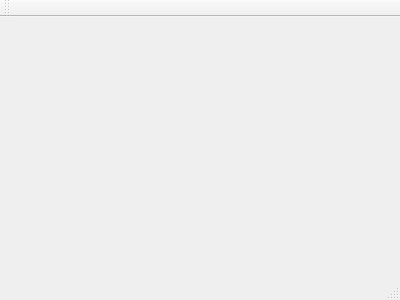
The window that mainwindow.ui (orange95/HW5) describes before a commit, drawn with Qt 5.
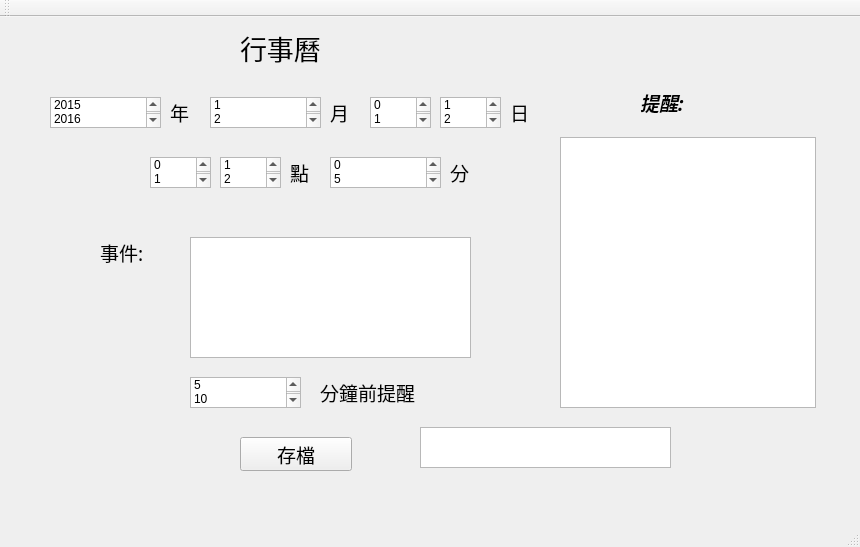
The same window after the commit.

Commit message: ui done, 存檔的顯示OK了

What changed in the file:
```diff
--- a/mainwindow.ui
+++ b/mainwindow.ui
@@ -1,24 +1,664 @@
 <ui version="4.0">
  <class>MainWindow</class>
- <widget class="QMainWindow" name="MainWindow" >
-  <property name="geometry" >
+ <widget class="QMainWindow" name="MainWindow">
+  <property name="geometry">
    <rect>
     <x>0</x>
     <y>0</y>
-    <width>400</width>
-    <height>300</height>
+    <width>860</width>
+    <height>547</height>
    </rect>
   </property>
   <property name="windowTitle" >
    <string>MainWindow</string>
   </property>
-  <widget class="QMenuBar" name="menuBar" />
-  <widget class="QToolBar" name="mainToolBar" />
-  <widget class="QWidget" name="centralWidget" />
-  <widget class="QStatusBar" name="statusBar" />
+  <widget class="QWidget" name="centralWidget">
+   <widget class="QLabel" name="label">
+    <property name="geometry">
+     <rect>
+      <x>170</x>
+      <y>80</y>
+      <width>31</width>
+      <height>31</height>
+     </rect>
+    </property>
+    <property name="font">
+     <font>
+      <family>標楷體</family>
+      <pointsize>14</pointsize>
+     </font>
+    </property>
+    <property name="text">
+     <string>年</string>
+    </property>
+   </widget>
+   <widget class="QListWidget" name="listWidget">
+    <property name="geometry">
+     <rect>
+      <x>50</x>
+      <y>80</y>
+      <width>111</width>
+      <height>31</height>
+     </rect>
+    </property>
+    <item>
+     <property name="text">
+      <string>2015</string>
+     </property>
+    </item>
+    <item>
+     <property name="text">
+      <string>2016</string>
+     </property>
+    </item>
+    <item>
+     <property name="text">
+      <string>2017</string>
+     </property>
+    </item>
+    <item>
+     <property name="text">
+      <string>2018</string>
+     </property>
+    </item>
+    <item>
+     <property name="text">
+      <string>2019</string>
+     </property>
+    </item>
+    <item>
+     <property name="text">
+      <string>2020</string>
+     </property>
+    </item>
+   </widget>
+   <widget class="QListWidget" name="listWidget_2">
+    <property name="geometry">
+     <rect>
+      <x>210</x>
+      <y>80</y>
+      <width>111</width>
+      <height>31</height>
+     </rect>
+    </property>
+    <item>
+     <property name="text">
+      <string>1</string>
+     </property>
+    </item>
+    <item>
+     <property name="text">
+      <string>2</string>
+     </property>
+    </item>
+    <item>
+     <property name="text">
+      <string>3</string>
+     </property>
+    </item>
+    <item>
+     <property name="text">
+      <string>4</string>
+     </property>
+    </item>
+    <item>
+     <property name="text">
+      <string>5</string>
+     </property>
+    </item>
+    <item>
+     <property name="text">
+      <string>6</string>
+     </property>
+    </item>
+    <item>
+     <property name="text">
+      <string>7</string>
+     </property>
+    </item>
+    <item>
+     <property name="text">
+      <string>8</string>
+     </property>
+    </item>
+    <item>
+     <property name="text">
+      <string>9</string>
+     </property>
+    </item>
+    <item>
+     <property name="text">
+      <string>10</string>
+     </property>
+    </item>
+    <item>
+     <property name="text">
+      <string>11</string>
+     </property>
+    </item>
+    <item>
+     <property name="text">
+      <string>12</string>
+     </property>
+    </item>
+   </widget>
+   <widget class="QListWidget" name="listWidget_3">
+    <property name="geometry">
+     <rect>
+      <x>370</x>
+      <y>80</y>
+      <width>61</width>
+      <height>31</height>
+     </rect>
+    </property>
+    <item>
+     <property name="text">
+      <string>0</string>
+     </property>
+    </item>
+    <item>
+     <property name="text">
+      <string>1</string>
+     </property>
+    </item>
+    <item>
+     <property name="text">
+      <string>2</string>
+     </property>
+    </item>
+    <item>
+     <property name="text">
+      <string>3</string>
+     </property>
+    </item>
+   </widget>
+   <widget class="QListWidget" name="listWidget_5">
+    <property name="geometry">
+     <rect>
+      <x>330</x>
+      <y>140</y>
+      <width>111</width>
+      <height>31</height>
+     </rect>
+    </property>
+    <item>
+     <property name="text">
+      <string>0</string>
+     </property>
+    </item>
+    <item>
+     <property name="text">
+      <string>5</string>
+     </property>
+    </item>
+    <item>
+     <property name="text">
+      <string>10</string>
+     </property>
+    </item>
+    <item>
+     <property name="text">
+      <string>15</string>
+     </property>
+    </item>
+    <item>
+     <property name="text">
+      <string>20</string>
+     </property>
+    </item>
+    <item>
+     <property name="text">
+      <string>25</string>
+     </property>
+    </item>
+    <item>
+     <property name="text">
+      <string>30</string>
+     </property>
+    </item>
+    <item>
+     <property name="text">
+      <string>35</string>
+     </property>
+    </item>
+    <item>
+     <property name="text">
+      <string>40</string>
+     </property>
+    </item>
+    <item>
+     <property name="text">
+      <string>45</string>
+     </property>
+    </item>
+    <item>
+     <property name="text">
+      <string>50</string>
+     </property>
+    </item>
+    <item>
+     <property name="text">
+      <string>55</string>
+     </property>
+    </item>
+   </widget>
+   <widget class="QListWidget" name="listWidget_7">
+    <property name="geometry">
+     <rect>
+      <x>440</x>
+      <y>80</y>
+      <width>61</width>
+      <height>31</height>
+     </rect>
+    </property>
+    <item>
+     <property name="text">
+      <string>1</string>
+     </property>
+    </item>
+    <item>
+     <property name="text">
+      <string>2</string>
+     </property>
+    </item>
+    <item>
+     <property name="text">
+      <string>3</string>
+     </property>
+    </item>
+    <item>
+     <property name="text">
+      <string>4</string>
+     </property>
+    </item>
+    <item>
+     <property name="text">
+      <string>5</string>
+     </property>
+    </item>
+    <item>
+     <property name="text">
+      <string>6</string>
+     </property>
+    </item>
+    <item>
+     <property name="text">
+      <string>7</string>
+     </property>
+    </item>
+    <item>
+     <property name="text">
+      <string>8</string>
+     </property>
+    </item>
+    <item>
+     <property name="text">
+      <string>9</string>
+     </property>
+    </item>
+    <item>
+     <property name="text">
+      <string>0</string>
+     </property>
+    </item>
+   </widget>
+   <widget class="QListWidget" name="listWidget_8">
+    <property name="geometry">
+     <rect>
+      <x>150</x>
+      <y>140</y>
+      <width>61</width>
+      <height>31</height>
+     </rect>
+    </property>
+    <item>
+     <property name="text">
+      <string>0</string>
+     </property>
+    </item>
+    <item>
+     <property name="text">
+      <string>1</string>
+     </property>
+    </item>
+    <item>
+     <property name="text">
+      <string>2</string>
+     </property>
+    </item>
+   </widget>
+   <widget class="QListWidget" name="listWidget_9">
+    <property name="geometry">
+     <rect>
+      <x>220</x>
+      <y>140</y>
+      <width>61</width>
+      <height>31</height>
+     </rect>
+    </property>
+    <item>
+     <property name="text">
+      <string>1</string>
+     </property>
+    </item>
+    <item>
+     <property name="text">
+      <string>2</string>
+     </property>
+    </item>
+    <item>
+     <property name="text">
+      <string>3</string>
+     </property>
+    </item>
+    <item>
+     <property name="text">
+      <string>4</string>
+     </property>
+    </item>
+    <item>
+     <property name="text">
+      <string>5</string>
+     </property>
+    </item>
+    <item>
+     <property name="text">
+      <string>6</string>
+     </property>
+    </item>
+    <item>
+     <property name="text">
+      <string>7</string>
+     </property>
+    </item>
+    <item>
+     <property name="text">
+      <string>8</string>
+     </property>
+    </item>
+    <item>
+     <property name="text">
+      <string>9</string>
+     </property>
+    </item>
+    <item>
+     <property name="text">
+      <string>0</string>
+     </property>
+    </item>
+   </widget>
+   <widget class="QListWidget" name="listWidget_6">
+    <property name="geometry">
+     <rect>
+      <x>190</x>
+      <y>360</y>
+      <width>111</width>
+      <height>31</height>
+     </rect>
+    </property>
+    <item>
+     <property name="text">
+      <string>5</string>
+     </property>
+    </item>
+    <item>
+     <property name="text">
+      <string>10</string>
+     </property>
+    </item>
+    <item>
+     <property name="text">
+      <string>15</string>
+     </property>
+    </item>
+    <item>
+     <property name="text">
+      <string>20</string>
+     </property>
+    </item>
+    <item>
+     <property name="text">
+      <string>25</string>
+     </property>
+    </item>
+    <item>
+     <property name="text">
+      <string>30</string>
+     </property>
+    </item>
+   </widget>
+   <widget class="QLabel" name="label_8">
+    <property name="geometry">
+     <rect>
+      <x>240</x>
+      <y>10</y>
+      <width>121</width>
+      <height>41</height>
+     </rect>
+    </property>
+    <property name="font">
+     <font>
+      <family>標楷體</family>
+      <pointsize>20</pointsize>
+     </font>
+    </property>
+    <property name="text">
+     <string>行事曆</string>
+    </property>
+   </widget>
+   <widget class="QLabel" name="label_2">
+    <property name="geometry">
+     <rect>
+      <x>330</x>
+      <y>80</y>
+      <width>31</width>
+      <height>31</height>
+     </rect>
+    </property>
+    <property name="font">
+     <font>
+      <family>標楷體</family>
+      <pointsize>14</pointsize>
+     </font>
+    </property>
+    <property name="text">
+     <string>月</string>
+    </property>
+   </widget>
+   <widget class="QLabel" name="label_3">
+    <property name="geometry">
+     <rect>
+      <x>510</x>
+      <y>80</y>
+      <width>31</width>
+      <height>31</height>
+     </rect>
+    </property>
+    <property name="font">
+     <font>
+      <family>標楷體</family>
+      <pointsize>14</pointsize>
+     </font>
+    </property>
+    <property name="text">
+     <string>日</string>
+    </property>
+   </widget>
+   <widget class="QLabel" name="label_4">
+    <property name="geometry">
+     <rect>
+      <x>290</x>
+      <y>140</y>
+      <width>31</width>
+      <height>31</height>
+     </rect>
+    </property>
+    <property name="font">
+     <font>
+      <family>標楷體</family>
+      <pointsize>14</pointsize>
+     </font>
+    </property>
+    <property name="text">
+     <string>點</string>
+    </property>
+   </widget>
+   <widget class="QLabel" name="label_5">
+    <property name="geometry">
+     <rect>
+      <x>450</x>
+      <y>140</y>
+      <width>31</width>
+      <height>31</height>
+     </rect>
+    </property>
+    <property name="font">
+     <font>
+      <family>標楷體</family>
+      <pointsize>14</pointsize>
+     </font>
+    </property>
+    <property name="text">
+     <string>分</string>
+    </property>
+   </widget>
+   <widget class="QLabel" name="label_9">
+    <property name="geometry">
+     <rect>
+      <x>100</x>
+      <y>220</y>
+      <width>71</width>
+      <height>31</height>
+     </rect>
+    </property>
+    <property name="font">
+     <font>
+      <family>標楷體</family>
+      <pointsize>14</pointsize>
+     </font>
+    </property>
+    <property name="text">
+     <string>事件:</string>
+    </property>
+   </widget>
+   <widget class="QTextEdit" name="textEdit">
+    <property name="geometry">
+     <rect>
+      <x>190</x>
+      <y>220</y>
+      <width>281</width>
+      <height>121</height>
+     </rect>
+    </property>
+   </widget>
+   <widget class="QLabel" name="label_6">
+    <property name="geometry">
+     <rect>
+      <x>320</x>
+      <y>360</y>
+      <width>161</width>
+      <height>31</height>
+     </rect>
+    </property>
+    <property name="font">
+     <font>
+      <family>標楷體</family>
+      <pointsize>14</pointsize>
+     </font>
+    </property>
+    <property name="text">
+     <string>分鐘前提醒</string>
+    </property>
+   </widget>
+   <widget class="QPushButton" name="pushButton">
+    <property name="geometry">
+     <rect>
+      <x>240</x>
+      <y>420</y>
+      <width>112</width>
+      <height>34</height>
+     </rect>
+    </property>
+    <property name="font">
+     <font>
+      <family>標楷體</family>
+      <pointsize>14</pointsize>
+     </font>
+    </property>
+    <property name="text">
+     <string>存檔</string>
+    </property>
+   </widget>
+   <widget class="QTextBrowser" name="reminder">
+    <property name="geometry">
+     <rect>
+      <x>560</x>
+      <y>120</y>
+      <width>256</width>
+      <height>271</height>
+     </rect>
+    </property>
+   </widget>
+   <widget class="QLabel" name="label_7">
+    <property name="geometry">
+     <rect>
+      <x>640</x>
+      <y>70</y>
+      <width>71</width>
+      <height>31</height>
+     </rect>
+    </property>
+    <property name="font">
+     <font>
+      <family>標楷體</family>
+      <pointsize>14</pointsize>
+      <weight>75</weight>
+      <italic>true</italic>
+      <bold>true</bold>
+     </font>
+    </property>
+    <property name="text">
+     <string>提醒: </string>
+    </property>
+   </widget>
+   <widget class="QTextBrowser" name="show">
+    <property name="geometry">
+     <rect>
+      <x>420</x>
+      <y>410</y>
+      <width>251</width>
+      <height>41</height>
+     </rect>
+    </property>
+    <property name="font">
+     <font>
+      <family>標楷體</family>
+      <pointsize>12</pointsize>
+     </font>
+    </property>
+   </widget>
+  </widget>
+  <widget class="QMenuBar" name="menuBar">
+   <property name="geometry">
+    <rect>
+     <x>0</x>
+     <y>0</y>
+     <width>860</width>
+     <height>29</height>
+    </rect>
+   </property>
+  </widget>
+  <widget class="QToolBar" name="mainToolBar">
+   <attribute name="toolBarArea">
+    <enum>TopToolBarArea</enum>
+   </attribute>
+   <attribute name="toolBarBreak">
+    <bool>false</bool>
+   </attribute>
+  </widget>
+  <widget class="QStatusBar" name="statusBar"/>
  </widget>
- <layoutDefault spacing="6" margin="11" />
- <pixmapfunction></pixmapfunction>
+ <layoutdefault spacing="6" margin="11"/>
  <resources/>
  <connections/>
 </ui>
```
Left out of the diff: 3 changed lines with no effect on the pictures. The commit also changes 2 other files.
